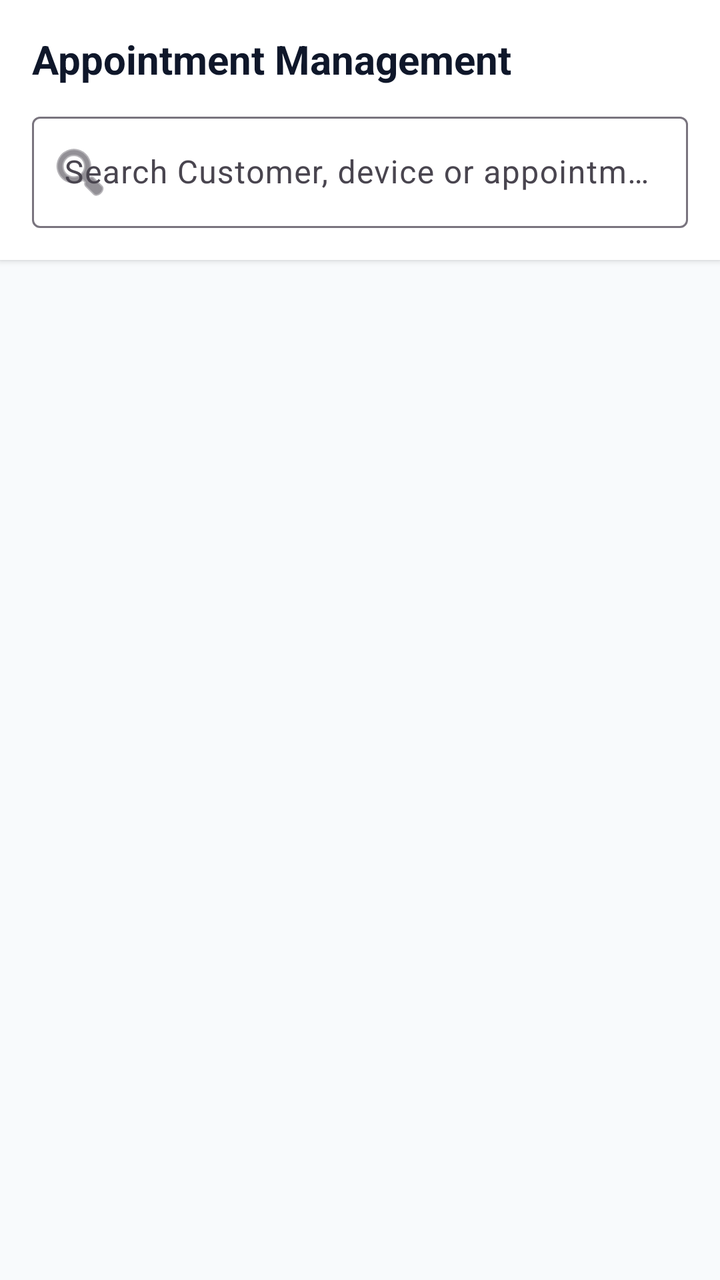
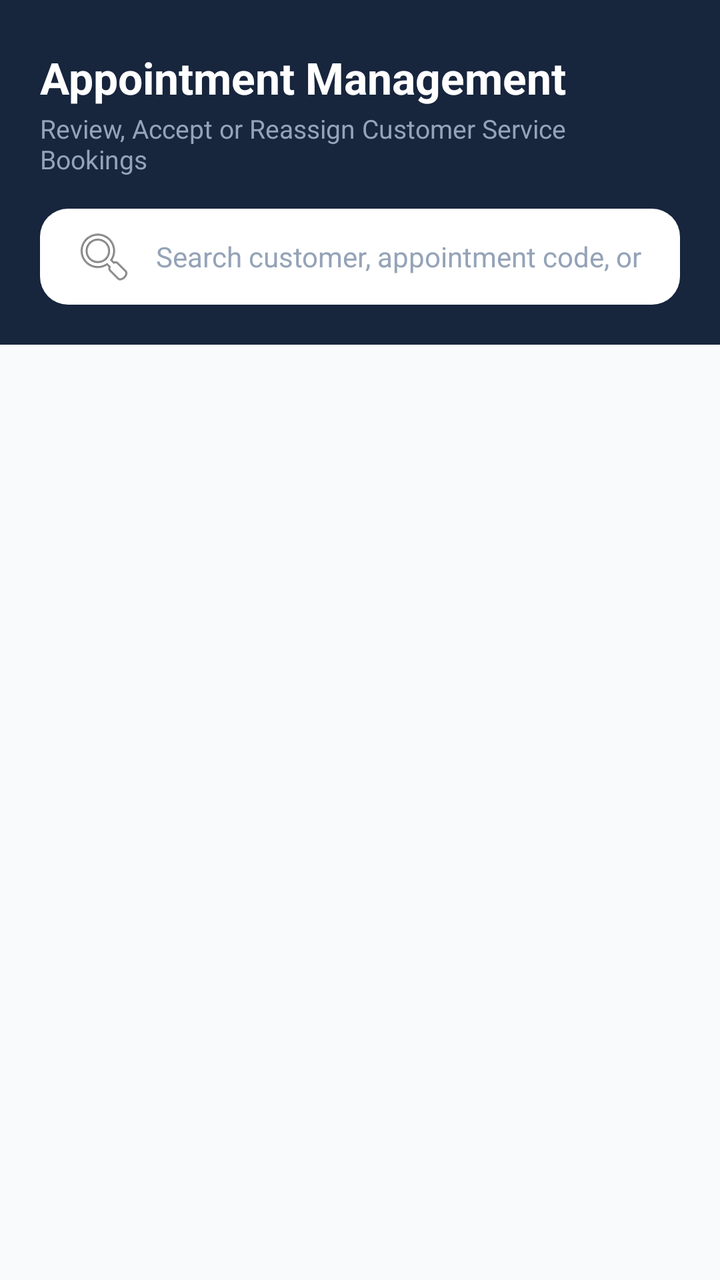

Screens rendered from an Android XML layout before and after an edit, with the pre-edit source and the edit as a unified diff.
<!-- AndroidManifest.xml: application theme Theme.TechFix -->
<!-- res/layout/fragment_admin_appointments.xml -->
<?xml version="1.0" encoding="utf-8"?>
<LinearLayout 
    xmlns:android="http://schemas.android.com/apk/res/android"
    xmlns:app="http://schemas.android.com/apk/res-auto"
    xmlns:tools="http://schemas.android.com/tools"
    android:layout_width="match_parent"
    android:layout_height="match_parent"
    android:orientation="vertical"
    android:background="#F8FAFC">


    <LinearLayout
        android:layout_width="match_parent"
        android:layout_height="wrap_content"
        android:orientation="vertical"
        android:background="#FFFFFF"
        android:padding="16dp"
        android:elevation="2dp">

        <TextView
            android:layout_width="wrap_content"
            android:layout_height="wrap_content"
            android:text="Appointment Management"
            android:textSize="20sp"
            android:textStyle="bold"
            android:textColor="#0F172A" />

        <com.google.android.material.textfield.TextInputLayout
            style="@style/Widget.Material3.TextInputLayout.OutlinedBox"
            android:layout_width="match_parent"
            android:layout_height="wrap_content"
            android:layout_marginTop="10dp"
            android:hint="Search Customer, device or appointment ID..."
            app:startIconDrawable="@android:drawable/ic_menu_search">

            <com.google.android.material.textfield.TextInputEditText
                android:id="@+id/etSearchAppts"
                android:layout_width="match_parent"
                android:layout_height="wrap_content" />
        </com.google.android.material.textfield.TextInputLayout>
    </LinearLayout>

    <androidx.recyclerview.widget.RecyclerView
        android:id="@+id/rvAppointmentsList"
        android:layout_width="match_parent"
        android:layout_height="0dp"
        android:layout_weight="1"
        android:paddingVertical="8dp"
        tools:listitem="@layout/item_appointment_card" />


</LinearLayout>
<!-- res/layout/item_appointment_card.xml (included above) -->
<?xml version="1.0" encoding="utf-8"?>
<com.google.android.material.card.MaterialCardView 
    xmlns:android="http://schemas.android.com/apk/res/android"
    xmlns:app="http://schemas.android.com/apk/res-auto"
    android:layout_width="match_parent"
    android:layout_height="wrap_content"
    android:layout_marginHorizontal="16dp"
    android:layout_marginVertical="8dp"
    app:cardCornerRadius="18dp"
    app:cardElevation="2dp"
    app:strokeColor="#E2E8F0"
    app:strokeWidth="1.2dp"
    app:cardBackgroundColor="#FFFFFF">

    <LinearLayout
        android:layout_width="match_parent"
        android:layout_height="wrap_content"
        android:orientation="vertical"
        android:padding="18dp">

        
        <RelativeLayout
            android:layout_width="match_parent"
            android:layout_height="wrap_content">

            <TextView
                android:id="@+id/tvCustomerNameAndCode"
                android:layout_width="wrap_content"
                android:layout_height="wrap_content"
                android:layout_toStartOf="@id/tvAppointmentStatus"
                android:layout_alignParentStart="true"
                android:layout_marginEnd="8dp"
                android:text="Anura Kumara • #APT-8821"
                android:textSize="16sp"
                android:textStyle="bold"
                android:textColor="#0F172A" />

            <TextView
                android:id="@+id/tvAppointmentStatus"
                android:layout_width="wrap_content"
                android:layout_height="wrap_content"
                android:layout_alignParentEnd="true"
                android:text="PENDING"
                android:textSize="11sp"
                android:textStyle="bold"
                android:textColor="#D97706"
                android:background="#FEF3C7"
                android:paddingHorizontal="10dp"
                android:paddingVertical="4dp" />
        </RelativeLayout>

        
        <TextView
            android:id="@+id/tvDeviceAndService"
            android:layout_width="wrap_content"
            android:layout_height="wrap_content"
            android:layout_marginTop="4dp"
            android:text="MacBook Air M2 • Screen Replacement"
            android:textSize="14sp"
            android:textStyle="bold"
            android:textColor="#2563EB" />

        
        <LinearLayout
            android:layout_width="match_parent"
            android:layout_height="wrap_content"
            android:orientation="horizontal"
            android:layout_marginTop="6dp"
            android:gravity="center_vertical">

            <ImageView
                android:layout_width="14dp"
                android:layout_height="14dp"
                android:src="@drawable/ic_pin"
                android:layout_marginEnd="6dp" />

            <TextView
                android:id="@+id/tvBranchAndTime"
                android:layout_width="wrap_content"
                android:layout_height="wrap_content"
                android:text="TechFix Colombo • 2026-08-25 (09:30 AM)"
                android:textSize="12sp"
                android:textColor="#64748B" />
        </LinearLayout>

        <View
            android:layout_width="match_parent"
            android:layout_height="1dp"
            android:layout_marginTop="12dp"
            android:layout_marginBottom="12dp"
            android:background="#F1F5F9" />

        
        <LinearLayout
            android:layout_width="match_parent"
            android:layout_height="wrap_content"
            android:orientation="horizontal"
            android:gravity="end">

            <com.google.android.material.button.MaterialButton
                android:id="@+id/btnReject"
                style="@style/Widget.Material3.Button.OutlinedButton"
                android:layout_width="wrap_content"
                android:layout_height="40dp"
                android:layout_marginEnd="8dp"
                android:text="Reject"
                android:textSize="12sp"
                android:textColor="#EF4444"
                app:strokeColor="#FCA5A5" />

            <com.google.android.material.button.MaterialButton
                android:id="@+id/btnAccept"
                android:layout_width="wrap_content"
                android:layout_height="40dp"
                android:text="Accept"
                android:textSize="12sp"
                android:textStyle="bold"
                android:textColor="#FFFFFF"
                android:backgroundTint="#059669"
                app:cornerRadius="10dp" />
        </LinearLayout>

    </LinearLayout>

</com.google.android.material.card.MaterialCardView>
<!-- resources referenced by this layout -->
<resources>
  <!-- drawable ic_pin (drawable) -->
  <vector xmlns:android="http://schemas.android.com/apk/res/android"
      android:width="16dp"
      android:height="16dp"
      android:viewportWidth="24"
      android:viewportHeight="24">
    <path
        android:fillColor="#EF4444"
        android:pathData="M12,2C8.13,2 5,5.13 5,9c0,5.25 7,13 7,13s7,-7.75 7,-13c0,-3.87 -3.13,-7 -7,-7zM12,11.5c-1.38,0 -2.5,-1.12 -2.5,-2.5s1.12,-2.5 2.5,-2.5 2.5,1.12 2.5,2.5 -1.12,2.5 -2.5,2.5z"/>
  </vector>
  <style name="Theme.TechFix" parent="Base.Theme.TechFix" />
  <style name="Base.Theme.TechFix" parent="Theme.Material3.DayNight.NoActionBar">
          
          
      </style>
</resources>

<!-- the commit's change to res/layout/fragment_admin_appointments.xml (unified diff, before → after) -->
@@ -8,36 +8,47 @@
     android:orientation="vertical"
     android:background="#F8FAFC">
 
-
+    
     <LinearLayout
         android:layout_width="match_parent"
         android:layout_height="wrap_content"
         android:orientation="vertical"
-        android:background="#FFFFFF"
-        android:padding="16dp"
-        android:elevation="2dp">
+        android:background="#17253D"
+        android:paddingHorizontal="20dp"
+        android:paddingTop="24dp"
+        android:paddingBottom="20dp">
 
         <TextView
             android:layout_width="wrap_content"
             android:layout_height="wrap_content"
             android:text="Appointment Management"
-            android:textSize="20sp"
+            android:textSize="22sp"
             android:textStyle="bold"
-            android:textColor="#0F172A" />
-
-        <com.google.android.material.textfield.TextInputLayout
-            style="@style/Widget.Material3.TextInputLayout.OutlinedBox"
-            android:layout_width="match_parent"
-            android:layout_height="wrap_content"
-            android:layout_marginTop="10dp"
-            android:hint="Search Customer, device or appointment ID..."
-            app:startIconDrawable="@android:drawable/ic_menu_search">
-
-            <com.google.android.material.textfield.TextInputEditText
-                android:id="@+id/etSearchAppts"
-                android:layout_width="match_parent"
-                android:layout_height="wrap_content" />
-        </com.google.android.material.textfield.TextInputLayout>
+            android:textColor="#FFFFFF" />
+
+        <TextView
+            android:layout_width="wrap_content"
+            android:layout_height="wrap_content"
+            android:layout_marginTop="2dp"
+            android:text="Review, Accept or Reassign Customer Service Bookings"
+            android:textSize="13sp"
+            android:textColor="#94A3B8" />
+
+        
+        <EditText
+            android:id="@+id/etSearchAppointments"
+            android:layout_width="match_parent"
+            android:layout_height="48dp"
+            android:layout_marginTop="16dp"
+            android:background="@drawable/bg_white_pill"
+            android:hint="Search customer, appointment code, or device..."
+            android:textColor="#0F172A"
+            android:textColorHint="#94A3B8"
+            android:textSize="14sp"
+            android:paddingHorizontal="16dp"
+            android:drawableStart="@android:drawable/ic_menu_search"
+            android:drawablePadding="10dp"
+            android:inputType="text" />
     </LinearLayout>
 
     <androidx.recyclerview.widget.RecyclerView
@@ -46,8 +57,34 @@
         android:layout_height="0dp"
         android:layout_weight="1"
         android:paddingVertical="8dp"
-        tools:listitem="@layout/item_appointment_card" />
-
+        tools:listitem="@layout/item_appointment_card"
+        tools:itemCount="3" />
+
+    
+    <LinearLayout
+        android:id="@+id/layoutEmptyAppointments"
+        android:layout_width="match_parent"
+        android:layout_height="match_parent"
+        android:orientation="vertical"
+        android:gravity="center"
+        android:padding="32dp"
+        android:visibility="gone">
+
+        <ImageView
+            android:layout_width="72dp"
+            android:layout_height="72dp"
+            android:src="@android:drawable/ic_menu_month"
+            app:tint="#CBD5E1" />
+
+        <TextView
+            android:layout_width="wrap_content"
+            android:layout_height="wrap_content"
+            android:layout_marginTop="16dp"
+            android:text="No Appointments Found"
+            android:textSize="18sp"
+            android:textStyle="bold"
+            android:textColor="#475569" />
+    </LinearLayout>
 
 </LinearLayout>
 <!-- res/layout/item_appointment_card.xml (included above) -->
<!-- resource entries referenced after the edit -->
@@ -1,5 +1,12 @@
 <!-- resources referenced by this layout -->
 <resources>
+  <!-- drawable bg_white_pill (drawable) -->
+  <?xml version="1.0" encoding="utf-8"?>
+  <shape xmlns:android="http://schemas.android.com/apk/res/android"
+      android:shape="rectangle">
+      <solid android:color="#FFFFFF" />
+      <corners android:radius="14dp" />
+  </shape>
   <!-- drawable ic_pin (drawable) -->
   <vector xmlns:android="http://schemas.android.com/apk/res/android"
       android:width="16dp"
